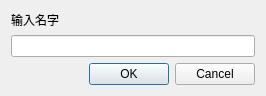
Old version of the form NewItem.ui in the repository dop-lm/CSTI-ModEditor.
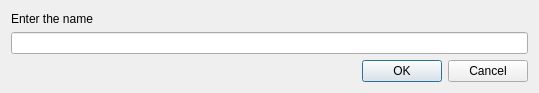
New version of the form.

```diff
--- a/NewItem.ui
+++ b/NewItem.ui
@@ -6,8 +6,8 @@
    <rect>
     <x>0</x>
     <y>0</y>
-    <width>266</width>
-    <height>87</height>
+    <width>539</width>
+    <height>93</height>
    </rect>
   </property>
   <property name="windowTitle">
@@ -16,10 +16,23 @@
   <layout class="QGridLayout" name="gridLayout">
    <item row="0" column="0">
     <layout class="QVBoxLayout" name="verticalLayout">
+     <item>
+      <spacer name="verticalSpacer">
+       <property name="orientation">
+        <enum>Qt::Vertical</enum>
+       </property>
+       <property name="sizeHint" stdset="0">
+        <size>
+         <width>20</width>
+         <height>40</height>
+        </size>
+       </property>
+      </spacer>
+     </item>
      <item>
       <widget class="QLabel" name="label">
        <property name="text">
-        <string>输入名字</string>
+        <string>Enter the name</string>
        </property>
       </widget>
      </item>
```
Left out of the diff: 2 changed lines with no effect on the pictures.
